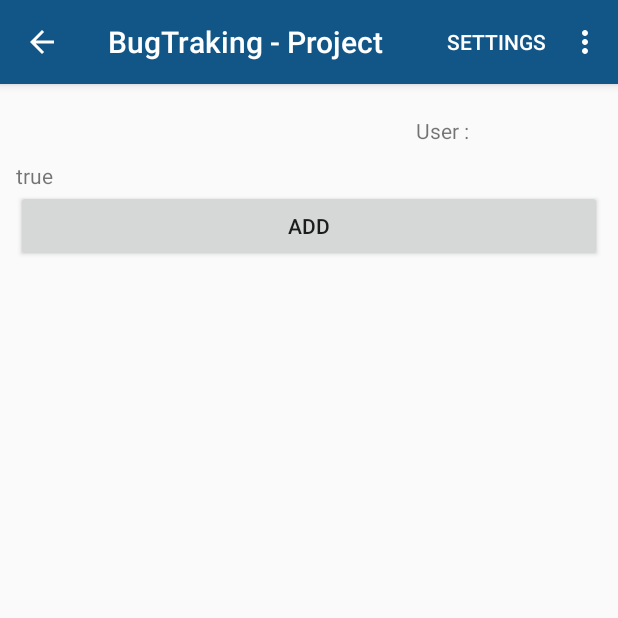
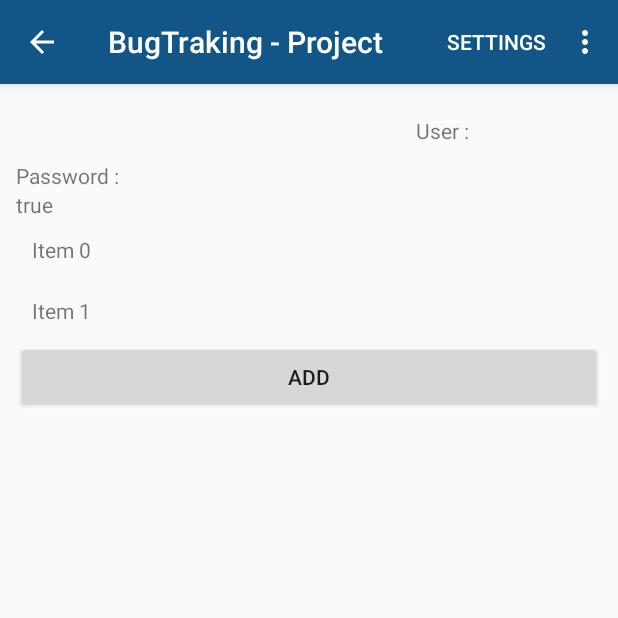
Before and after one commit to andreasfi/BugTracking, an Android app: the LoginActivity screen opened directly, with no data from a screen before it, after a tap on "LOG IN", on a phone screen of 412 x 824 dp, the top half of it. Run offline under Robolectric (Android 15) with nearby library versions, the phone set to English and light mode, and no system bars.

Commit message:
Contrôle si l'utilisateur est connecté2
Ajout de test dans différentes classes pour savoir si l'utilisateur est connecté, s'il n'est pas connecté, ça le renvoie à "LoginActivity" avec un message d'information.

```diff
--- a/app/src/main/java/com/example/bugtracking/bugtracking/LoginActivity.java
+++ b/app/src/main/java/com/example/bugtracking/bugtracking/LoginActivity.java
@@ -15,11 +15,14 @@ public class LoginActivity extends AppCompatActivity {
     boolean isLogin=false;
 
     public final  static String EXTRA_MESSAGE="com.example.bugtracking.bugtracking.MESSAGE";
+    //public final  static String PASSWORD="";
     public final  static String ETAT="Etat";
     public static boolean CONNECTED=false;
+    public static String TEST_LOGIN;
 
     //Test message d'erreur utilisateur non connecté
     public static boolean MESSAGE_ERROR =false;
+    public static boolean WRON_LOGIN =false;
 
     public void clicLogin(View view){
         /*Code provisoir pour naviguer entre les activity
@@ -27,11 +30,16 @@ public class LoginActivity extends AppCompatActivity {
         avec la bae de donnée dans le futur
          */
         isLogin=true;
-        Intent intent=new Intent(this, ProjectMainActivity.class);//Il faut créer la classe "Projectactivity pour que 4a fonctionne
+        Intent intent=new Intent(this, ProjectMainActivity.class);
         EditText login=(EditText) findViewById(R.id.login);
         String _login=login.getText().toString();
+        TEST_LOGIN=_login;
+
+        EditText password=(EditText)findViewById(R.id.password);
+        String _password=password.getText().toString();
 
         intent.putExtra(EXTRA_MESSAGE,_login);
+        intent.putExtra("Password",_password);
         //intent.putExtra(ETAT,isLogin);
         CONNECTED=true;
         startActivity(intent);
@@ -47,12 +55,18 @@ public class LoginActivity extends AppCompatActivity {
     protected void onCreate(Bundle savedInstanceState) {
         super.onCreate(savedInstanceState);
         TextView messageError;
+        TextView messageError_login;
         setContentView(R.layout.activity_login);
 
-
+        //Display the messages error if the password is wrong or if the user is not connected
         messageError=(TextView) findViewById(R.id.login_messageError);
         if(MESSAGE_ERROR==true){
             messageError.setVisibility(View.VISIBLE);
+        }
+
+        messageError_login=(TextView) findViewById(R.id.login_messageError2);
+        if(WRON_LOGIN==true){
+            messageError_login.setVisibility(View.VISIBLE);
         }
 
     }
--- a/app/src/main/java/com/example/bugtracking/bugtracking/MainActivity.java
+++ b/app/src/main/java/com/example/bugtracking/bugtracking/MainActivity.java
@@ -14,7 +14,7 @@ public class MainActivity extends AppCompatActivity {
     // Commentaire test 2
 
     //@// TODO: 03.12.2015 Implementation swipe calendrier -> Sylvain
-    //@// TODO: 03.12.2015 Login authentification -> Sylvain
+    //@// TODO: 03.12.2015 Login authentification -> Sylvain ------OK-------
     //@// TODO: 03.12.2015 Assign developer -> Andreas
     //@// TODO: 03.12.2015 Structure activites -> Andreas
     //@// TODO: 03.12.2015 Créer faux Data + affichage -> Andreas & Sylvain
--- a/app/src/main/java/com/example/bugtracking/bugtracking/ProjectMainActivity.java
+++ b/app/src/main/java/com/example/bugtracking/bugtracking/ProjectMainActivity.java
@@ -29,19 +29,49 @@ public class ProjectMainActivity extends AppCompatActivity {
             startActivity(intent);
         }*/
 
+        //Create developers
+        Developer dev[]=new Developer[4];
+
+        for(int i=0;i<dev.length;i++){
+            dev[i]=new Developer("test"+i, "test1234"+i,(int)(Math.random()*15)+1);
+        }
+
+
         //Récupération de username (login) + stock dans une variable pour l'affichage
         Intent intent=getIntent();
-        String login=intent.getStringExtra(LoginActivity.EXTRA_MESSAGE);
-
+        //String login=intent.getStringExtra(LoginActivity.EXTRA_MESSAGE);
+       // LoginActivity.TEST_LOGIN=intent.getStringExtra(LoginActivity.EXTRA_MESSAGE);
+        String login=LoginActivity.TEST_LOGIN;
+        String password=intent.getStringExtra("Password");
 
         Boolean isLogin=LoginActivity.CONNECTED;
 
         TextView textLogin=new TextView(this);
+        TextView textPassword=new TextView(this);
         TextView isLoginView=new TextView(this);
 
         textLogin.setText("User : "+login);
         isLoginView.setText(isLogin.toString());
         textLogin.setPadding(400, 16, 0, 16);
+
+        textPassword.setText("Password : "+ password);
+
+
+        //Test login and password
+        //Search developper
+        Developer logDev=new Developer("","",2);
+        for(int i=0;i<dev.length;i++){
+            if(dev[i].login.equals(login)){
+                logDev=dev[i];
+                i=dev.length;
+            }
+        }
+
+        if(!password.equals(logDev.password)){
+            LoginActivity.WRON_LOGIN=true;
+            Intent intent2=new Intent(this, LoginActivity.class);
+            startActivity(intent2);
+        }
 
 
        // setContentView(R.layout.activity_project_main);
@@ -70,9 +100,10 @@ public class ProjectMainActivity extends AppCompatActivity {
         ScrollView scroll=new ScrollView(this);
 
         ll.addView(textLogin);
+        ll.addView(textPassword);
         ll.addView(isLoginView);
         //Création des Items de manière dynamique
-      /*  for(int i=0;i<15;i++){
+       for(int i=0;i<logDev.nbProject;i++){
              item=new TextView(this);
             item.setText("Item " + i);
             item.setPadding(16, 16, 16, 16);
@@ -81,13 +112,15 @@ public class ProjectMainActivity extends AppCompatActivity {
            item.setOnClickListener(new View.OnClickListener() {
                @Override
                public void onClick(View v) {
-                   item.setText("New text");
+                   Intent intent2=new Intent(ProjectMainActivity.this,ProjectCrudActivity.class);
+                  // item.setText("New text");
+                   startActivity(intent2);
                }
            });
 
-           // ll.addView(item);
+            ll.addView(item);
 
-        }*/
+        }
          ll.addView(addbutton);
         //Ici on ajoute le linearLayout dans le ScrollView
         scroll.addView(ll);
@@ -165,4 +198,17 @@ public class ProjectMainActivity extends AppCompatActivity {
     class onClicTextView {
 
     }
+
+    class Developer{
+
+        String login;
+        String password;
+        int nbProject;
+
+        public Developer(String login, String password, int nbProject){
+            this.login=login;
+            this.password=password;
+            this.nbProject=nbProject;
+        }
+    }
 }
```
Also changed, not shown: app/src/main/res/layout/activity_login.xml (+11 -0 lines).
